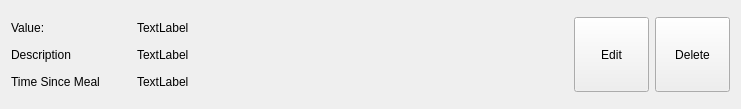
Qt form recorddisplayframe.ui (mefleacuzimtiny/DiabTracker) before a commit.
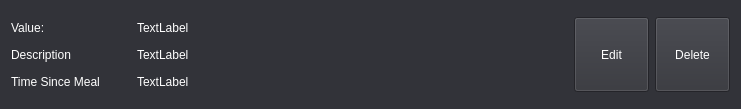
The same form after that commit.

```diff
--- a/recorddisplayframe.ui
+++ b/recorddisplayframe.ui
@@ -13,6 +13,10 @@
   <property name="windowTitle">
    <string>Form</string>
   </property>
+  <property name="styleSheet">
+   <string notr="true">background-color: #323339;
+color: white;</string>
+  </property>
   <layout class="QVBoxLayout" name="verticalLayout_2">
    <item>
     <layout class="QHBoxLayout" name="horizontalLayout">
@@ -82,6 +86,12 @@
      </item>
      <item>
       <widget class="QPushButton" name="ButtonEdit">
+       <property name="minimumSize">
+        <size>
+         <width>0</width>
+         <height>75</height>
+        </size>
+       </property>
        <property name="maximumSize">
         <size>
          <width>75</width>
@@ -95,6 +105,12 @@
      </item>
      <item>
       <widget class="QPushButton" name="ButtonDelete">
+       <property name="minimumSize">
+        <size>
+         <width>0</width>
+         <height>75</height>
+        </size>
+       </property>
        <property name="maximumSize">
         <size>
          <width>75</width>
```
